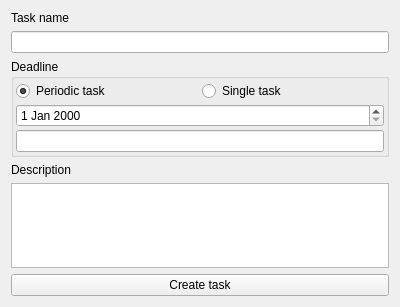
Before: the Qt Designer form ui/NewTaskDialog.ui in Emerald777/MonthFlow, drawn with Qt 5.
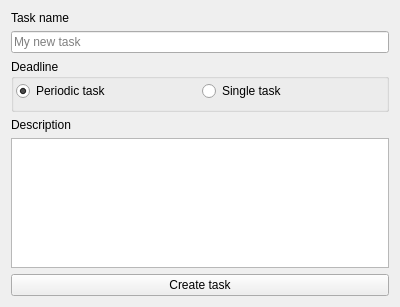
After: the same form once the commit is applied.

Commit message: MF-5. Implement task data - Added task data; - refactoring and moving files; - changed to c++20.

```diff
--- a/ui/NewTaskDialog.ui
+++ b/ui/NewTaskDialog.ui
@@ -24,7 +24,11 @@
       </widget>
      </item>
      <item>
-      <widget class="QLineEdit" name="editTaskName"/>
+      <widget class="QLineEdit" name="editTaskName">
+       <property name="placeholderText">
+        <string>My new task</string>
+       </property>
+      </widget>
      </item>
      <item>
       <widget class="QGroupBox" name="groupBoxDeadline">
@@ -75,10 +79,10 @@
          </layout>
         </item>
         <item>
-         <widget class="QDateEdit" name="dateEdit"/>
+         <widget class="QWidget" name="widgetSingleDeadline" native="true"/>
         </item>
         <item>
-         <widget class="QLineEdit" name="lineEdit"/>
+         <widget class="QWidget" name="widgetPeriodicDeadline" native="true"/>
         </item>
        </layout>
       </widget>
```
Left out of the diff: 4 changed lines with no effect on the pictures. The commit also changes 15 other files.
